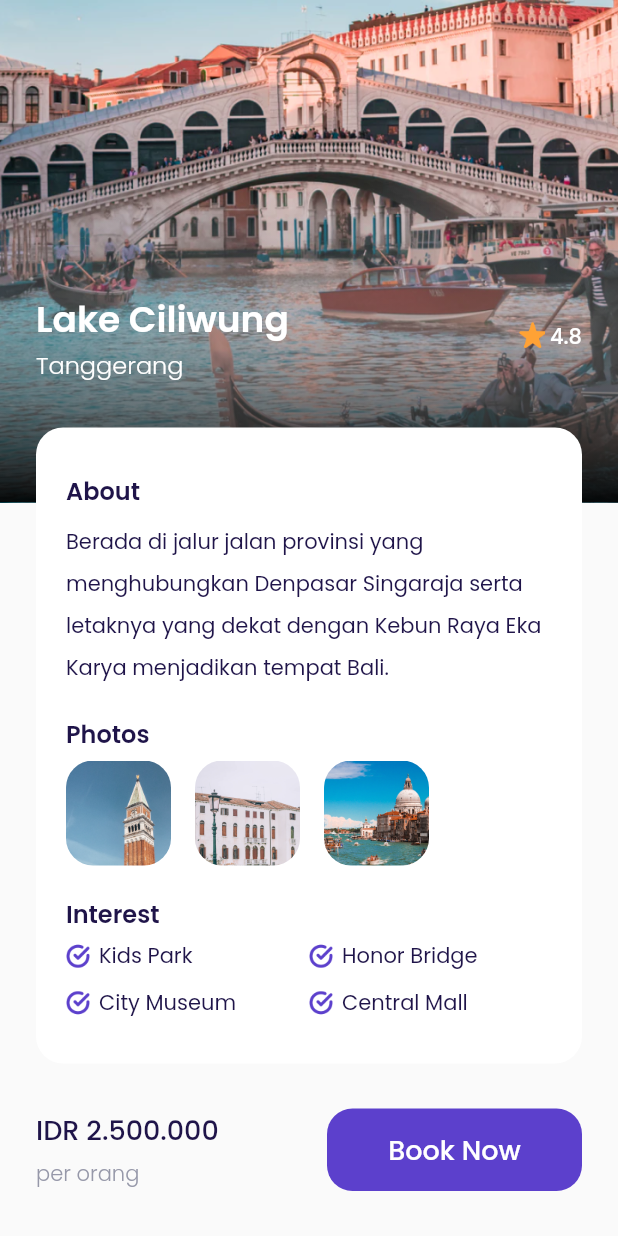
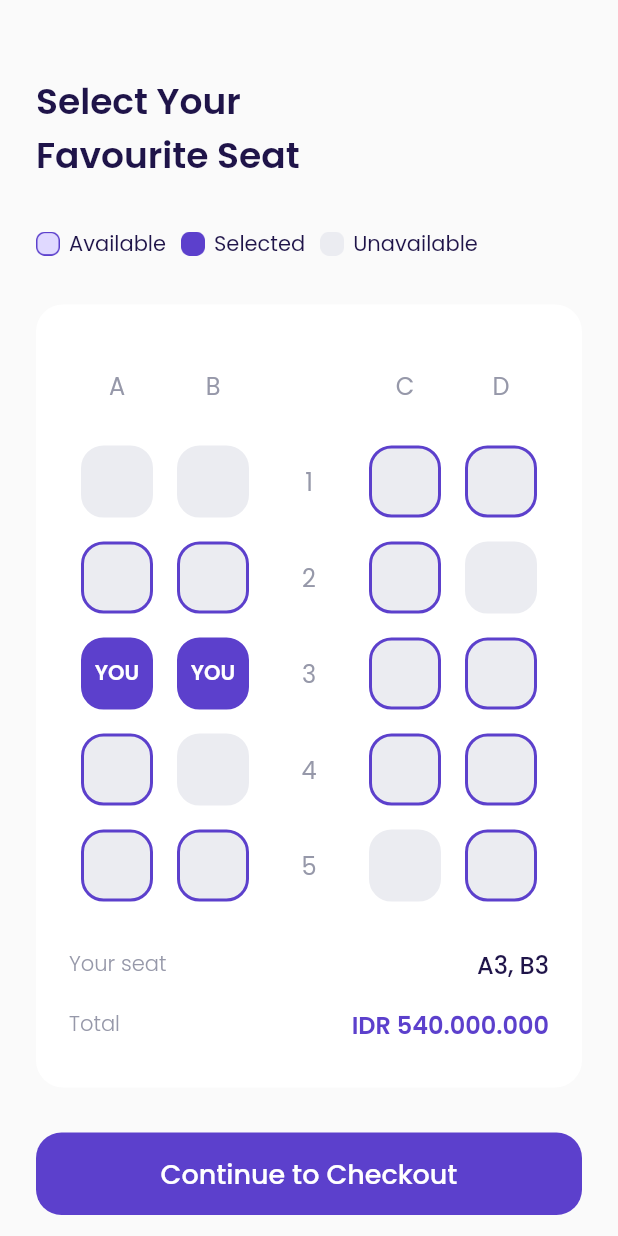
Before and after one commit to ChaidierRizaldi/flutterapp_airplane, a Flutter app: the DetailPage screen opened directly, scrolled down 115 dp, after a tap on "Book Now", on a phone screen of 412 x 824 dp. Run offline on Flutter 3.47's test engine with Material 2 defaults, Android fonts, the light colour scheme and no system bars; our stand-ins replace google_fonts.

Commit message:
Slicing Choose Seat done

```diff
--- a/lib/shared/theme.dart
+++ b/lib/shared/theme.dart
@@ -13,6 +13,8 @@ Color kRedColor = Color(0xffEB70A5);
 Color kBackgroundColor = Color(0xffFAFAFA);
 Color kInactiveColor = Color(0xffDBD7EC);
 Color kTransparentColor = Colors.transparent;
+Color kUnavailableColor = Color(0xffEBECF1);
+Color kAvailableColor = Color(0xffEBECF1);
 
 TextStyle blackTextStyle = GoogleFonts.poppins(
   color: kBlackColor,
--- /dev/null
+++ b/lib/ui/pages/checkout_page.dart
@@ -0,0 +1,13 @@
+import 'package:flutter/material.dart';
+import 'package:flutterapp_airplane/shared/theme.dart';
+
+class CheckoutPage extends StatelessWidget {
+  const CheckoutPage({Key? key}) : super(key: key);
+
+  @override
+  Widget build(BuildContext context) {
+    return Scaffold(
+      backgroundColor: kBackgroundColor,
+    );
+  }
+}
--- /dev/null
+++ b/lib/ui/pages/choose_seat_page.dart
@@ -0,0 +1,422 @@
+import 'package:flutter/material.dart';
+import 'package:flutterapp_airplane/shared/theme.dart';
+import 'package:flutterapp_airplane/ui/pages/checkout_page.dart';
+import 'package:flutterapp_airplane/ui/pages/seat_item.dart';
+import 'package:flutterapp_airplane/ui/widgets/custom_button.dart';
+
+class ChooseSeatPage extends StatelessWidget {
+  const ChooseSeatPage({Key? key}) : super(key: key);
+
+  @override
+  Widget build(BuildContext context) {
+    Widget title() {
+      return Container(
+        margin: EdgeInsets.only(top: 50),
+        child: Text(
+          'Select Your\nFavourite Seat',
+          style: blackTextStyle.copyWith(
+            fontSize: 24,
+            fontWeight: semiBold,
+          ),
+        ),
+      );
+    }
+
+    Widget seatStatus() {
+      return Container(
+        margin: EdgeInsets.only(top: 30),
+        child: Row(
+          children: [
+            // NOTE: AVAILABLE
+            Container(
+              width: 16,
+              height: 16,
+              margin: EdgeInsets.only(right: 6),
+              decoration: BoxDecoration(
+                image: DecorationImage(
+                  image: AssetImage(
+                    'assets/icon_available.png',
+                  ),
+                ),
+              ),
+            ),
+            Text(
+              'Available',
+              style: blackTextStyle,
+            ),
+
+            // NOTE: SELECTED
+            Container(
+              width: 16,
+              height: 16,
+              margin: EdgeInsets.only(left: 10, right: 6),
+              decoration: BoxDecoration(
+                image: DecorationImage(
+                  image: AssetImage(
+                    'assets/icon_selected.png',
+                  ),
+                ),
+              ),
+            ),
+            Text(
+              'Selected',
+              style: blackTextStyle,
+            ),
+
+            // NOTE: UNAVAILABLE
+            Container(
+              width: 16,
+              height: 16,
+              margin: EdgeInsets.only(left: 10, right: 6),
+              decoration: BoxDecoration(
+                image: DecorationImage(
+                  image: AssetImage(
+                    'assets/icon_unavailable.png',
+                  ),
+                ),
+              ),
+            ),
+            Text(
+              'Unavailable',
+              style: blackTextStyle,
+            ),
+          ],
+        ),
+      );
+    }
+
+    Widget selectSeat() {
+      return Container(
+        width: double.infinity,
+        margin: EdgeInsets.only(top: 30),
+        padding: EdgeInsets.symmetric(
+          horizontal: 22,
+          vertical: 30,
+        ),
+        decoration: BoxDecoration(
+          borderRadius: BorderRadius.circular(18),
+          color: kWhiteColor,
+        ),
+        child: Column(
+          children: [
+            // NOTE: SEAT INDICATORS
+            Row(
+              mainAxisAlignment: MainAxisAlignment.spaceAround,
+              children: [
+                Container(
+                  width: 48,
+                  height: 48,
+                  child: Center(
+                    child: Text(
+                      'A',
+                      style: greyTextStyle.copyWith(
+                        fontSize: 16,
+                      ),
+                    ),
+                  ),
+                ),
+                Container(
+                  width: 48,
+                  height: 48,
+                  child: Center(
+                    child: Text(
+                      'B',
+                      style: greyTextStyle.copyWith(
+                        fontSize: 16,
+                      ),
+                    ),
+                  ),
+                ),
+                Container(
+                  width: 48,
+                  height: 48,
+                  child: Center(
+                    child: Text(
+                      '',
+                      style: greyTextStyle.copyWith(
+                        fontSize: 16,
+                      ),
+                    ),
+                  ),
+                ),
+                Container(
+                  width: 48,
+                  height: 48,
+                  child: Center(
+                    child: Text(
+                      'C',
+                      style: greyTextStyle.copyWith(
+                        fontSize: 16,
+                      ),
+                    ),
+                  ),
+                ),
+                Container(
+                  width: 48,
+                  height: 48,
+                  child: Center(
+                    child: Text(
+                      'D',
+                      style: greyTextStyle.copyWith(
+                        fontSize: 16,
+                      ),
+                    ),
+                  ),
+                ),
+              ],
+            ),
+
+            // NOTE: SEAT 1
+            Container(
+              margin: EdgeInsets.only(top: 16),
+              child: Row(
+                mainAxisAlignment: MainAxisAlignment.spaceAround,
+                children: [
+                  SeatItem(
+                    status: 2,
+                  ),
+                  SeatItem(
+                    status: 2,
+                  ),
+                  Container(
+                    width: 48,
+                    height: 48,
+                    child: Center(
+                      child: Text(
+                        '1',
+                        style: greyTextStyle.copyWith(
+                          fontSize: 16,
+                        ),
+                      ),
+                    ),
+                  ),
+                  SeatItem(
+                    status: 0,
+                  ),
+                  SeatItem(
+                    status: 0,
+                  ),
+                ],
+              ),
+            ),
+
+            // NOTE: SEAT 2
+            Container(
+              margin: EdgeInsets.only(top: 16),
+              child: Row(
+                mainAxisAlignment: MainAxisAlignment.spaceAround,
+                children: [
+                  SeatItem(
+                    status: 0,
+                  ),
+                  SeatItem(
+                    status: 0,
+                  ),
+                  Container(
+                    width: 48,
+                    height: 48,
+                    child: Center(
+                      child: Text(
+                        '2',
+                        style: greyTextStyle.copyWith(
+                          fontSize: 16,
+                        ),
+                      ),
+                    ),
+                  ),
+                  SeatItem(
+                    status: 0,
+                  ),
+                  SeatItem(
+                    status: 2,
+                  ),
+                ],
+              ),
+            ),
+
+            // NOTE: SEAT 3
+            Container(
+              margin: EdgeInsets.only(top: 16),
+              child: Row(
+                mainAxisAlignment: MainAxisAlignment.spaceAround,
+                children: [
+                  SeatItem(
+                    status: 1,
+                  ),
+                  SeatItem(
+                    status: 1,
+                  ),
+                  Container(
+                    width: 48,
+                    height: 48,
+                    child: Center(
+                      child: Text(
+                        '3',
+                        style: greyTextStyle.copyWith(
+                          fontSize: 16,
+                        ),
+                      ),
+                    ),
+                  ),
+                  SeatItem(
+                    status: 0,
+                  ),
+                  SeatItem(
+                    status: 0,
+                  ),
+                ],
+              ),
+            ),
+
+            // NOTE: SEAT 4
+            Container(
+              margin: EdgeInsets.only(top: 16),
+              child: Row(
+                mainAxisAlignment: MainAxisAlignment.spaceAround,
+                children: [
+                  SeatItem(
+                    status: 0,
+                  ),
+                  SeatItem(
+                    status: 2,
+                  ),
+                  Container(
+                    width: 48,
+                    height: 48,
+                    child: Center(
+                      child: Text(
+                        '4',
+                        style: greyTextStyle.copyWith(
+                          fontSize: 16,
+                        ),
+                      ),
+                    ),
+                  ),
+                  SeatItem(
+                    status: 0,
+                  ),
+                  SeatItem(
+                    status: 0,
+                  ),
+                ],
+              ),
+            ),
+
+            // NOTE: SEAT 5
+            Container(
+              margin: EdgeInsets.only(top: 16),
+              child: Row(
+                mainAxisAlignment: MainAxisAlignment.spaceAround,
+                children: [
+                  SeatItem(
+                    status: 0,
+                  ),
+                  SeatItem(
+                    status: 0,
+                  ),
+                  Container(
+                    width: 48,
+                    height: 48,
+                    child: Center(
+                      child: Text(
+                        '5',
+                        style: greyTextStyle.copyWith(
+                          fontSize: 16,
+                        ),
+                      ),
+                    ),
+                  ),
+                  SeatItem(
+                    status: 2,
+                  ),
+                  SeatItem(
+                    status: 0,
+                  ),
+                ],
+              ),
+            ),
+
+            // NOTE: YOUR SEAT
+            Container(
+              margin: EdgeInsets.only(
+                top: 30,
+              ),
+              child: Row(
+                mainAxisAlignment: MainAxisAlignment.spaceBetween,
+                children: [
+                  Text(
+                    'Your seat',
+                    style: greyTextStyle.copyWith(
+                      fontWeight: light,
+                    ),
+                  ),
+                  Text(
+                    'A3, B3',
+                    style: blackTextStyle.copyWith(
+                      fontSize: 16,
+                      fontWeight: medium,
+                    ),
+                  )
+                ],
+              ),
+            ),
+
+            // NOTE: TOTAL
+            Container(
+              margin: EdgeInsets.only(top: 16),
+              child: Row(
+                mainAxisAlignment: MainAxisAlignment.spaceBetween,
+                children: [
+                  Text(
+                    'Total',
+                    style: greyTextStyle.copyWith(
+                      fontWeight: light,
+                    ),
+                  ),
+                  Text(
+                    'IDR 540.000.000',
+                    style: purpleTextStyle.copyWith(
+                      fontSize: 16,
+                      fontWeight: semiBold,
+                    ),
+                  )
+                ],
+              ),
+            ),
+          ],
+        ),
+      );
+    }
+
+    Widget checkoutButton() {
+      return CustomButton(
+        title: 'Continue to Checkout',
+        onPressed: () {
+          Navigator.push(
+            context,
+            MaterialPageRoute(
+              builder: (context) => CheckoutPage(),
+            ),
+          );
+        },
+        margin: EdgeInsets.only(
+          top: 30,
+          bottom: 46,
+        ),
+      );
+    }
+
+    return Scaffold(
+      backgroundColor: kBackgroundColor,
+      body: ListView(
+        padding: EdgeInsets.symmetric(horizontal: 24),
+        children: [
+          title(),
+          seatStatus(),
+          selectSeat(),
+          checkoutButton(),
+        ],
+      ),
+    );
+  }
+}
--- a/lib/ui/pages/detail_page.dart
+++ b/lib/ui/pages/detail_page.dart
@@ -1,5 +1,6 @@
 import 'package:flutter/material.dart';
 import 'package:flutterapp_airplane/shared/theme.dart';
+import 'package:flutterapp_airplane/ui/pages/choose_seat_page.dart';
 import 'package:flutterapp_airplane/ui/widgets/custom_button.dart';
 import 'package:flutterapp_airplane/ui/widgets/interest_item.dart';
 import 'package:flutterapp_airplane/ui/widgets/photo_item.dart';
@@ -241,7 +242,14 @@ class DetailPage extends StatelessWidget {
                   // NOTE: BOOK BUTTON
                   CustomButton(
                     title: 'Book Now',
-                    onPressed: () {},
+                    onPressed: () {
+                      Navigator.push(
+                        context,
+                        MaterialPageRoute(
+                          builder: (context) => ChooseSeatPage(),
+                        ),
+                      );
+                    },
                     width: 170,
                   ),
                 ],
--- /dev/null
+++ b/lib/ui/pages/seat_item.dart
@@ -0,0 +1,71 @@
+import 'package:flutter/material.dart';
+import 'package:flutterapp_airplane/shared/theme.dart';
+
+class SeatItem extends StatelessWidget {
+  // NOTE: 0. Available 1. Selected 2. Unavailable
+  final int status;
+  const SeatItem({Key? key, required this.status}) : super(key: key);
+
+  @override
+  Widget build(BuildContext context) {
+    backgroundColor() {
+      switch (status) {
+        case 0:
+          return kAvailableColor;
+        case 1:
+          return kPrimaryColor;
+        case 2:
+          return kUnavailableColor;
+        default:
+          return kUnavailableColor;
+      }
+    }
+
+    borderColor() {
+      switch (status) {
+        case 0:
+          return kPrimaryColor;
+        case 1:
+          return kPrimaryColor;
+        case 2:
+          return kUnavailableColor;
+        default:
+          return kUnavailableColor;
+      }
+    }
+
+    child() {
+      switch (status) {
+        case 0:
+          return SizedBox();
+        case 1:
+          return Center(
+            child: Text(
+              'YOU',
+              style: whiteTextStyle.copyWith(
+                fontWeight: semiBold,
+              ),
+            ),
+          );
+        case 2:
+          return SizedBox();
+        default:
+          return SizedBox();
+      }
+    }
+
+    return Container(
+      width: 48,
+      height: 48,
+      decoration: BoxDecoration(
+        color: backgroundColor(),
+        borderRadius: BorderRadius.circular(15),
+        border: Border.all(
+          color: borderColor(),
+          width: 2,
+        ),
+      ),
+      child: child(),
+    );
+  }
+}
```
